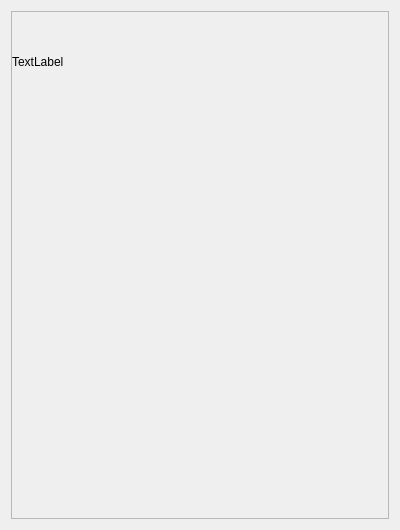
Old version of the form loadwindow.ui in the repository VladislavWaza/DrawedTrees.
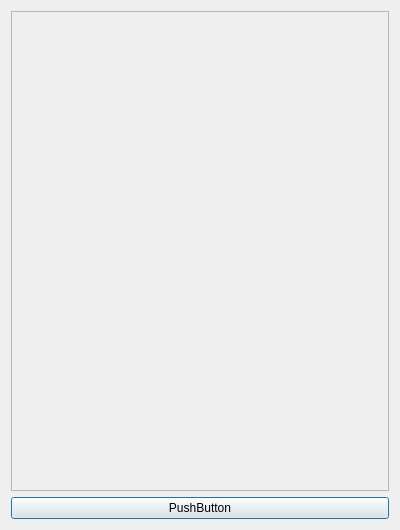
New version of the form.

The edit to the form file:
```diff
--- a/loadwindow.ui
+++ b/loadwindow.ui
@@ -25,25 +25,19 @@
         <x>0</x>
         <y>0</y>
         <width>374</width>
-        <height>504</height>
+        <height>463</height>
        </rect>
       </property>
-      <widget class="QLabel" name="label">
-       <property name="geometry">
-        <rect>
-         <x>0</x>
-         <y>0</y>
-         <width>100</width>
-         <height>100</height>
-        </rect>
-       </property>
-       <property name="text">
-        <string>TextLabel</string>
-       </property>
-      </widget>
      </widget>
     </widget>
    </item>
+   <item>
+    <widget class="QPushButton" name="pushButton">
+     <property name="text">
+      <string>PushButton</string>
+     </property>
+    </widget>
+   </item>
   </layout>
  </widget>
  <resources/>
```
